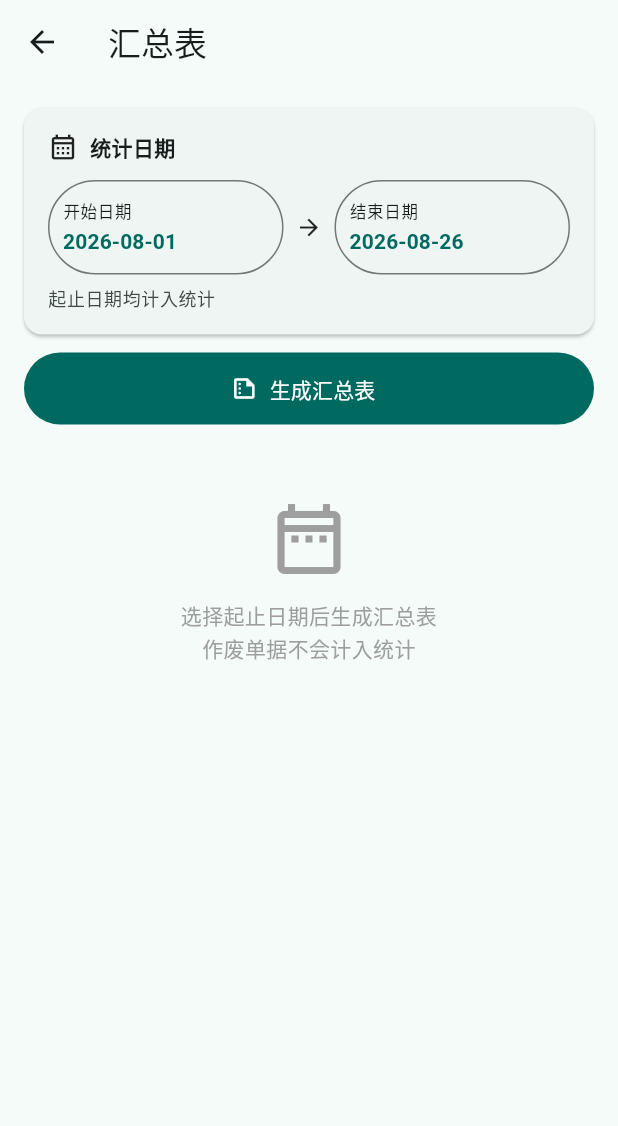
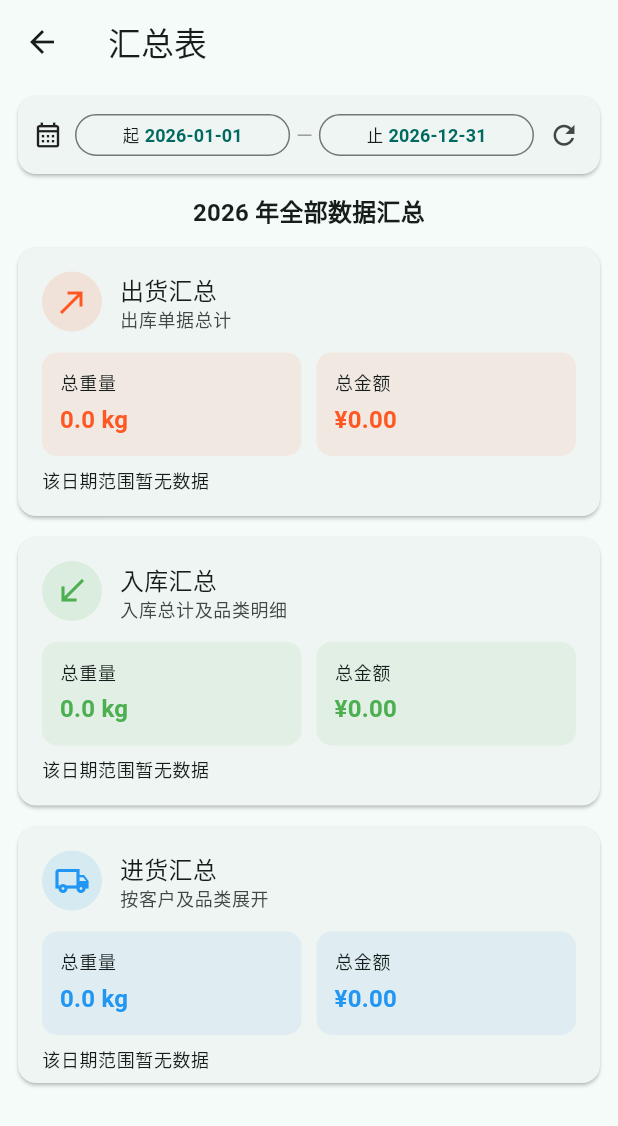
Before and after one commit to BEelzeBub5656/CCTT, a Flutter app: the screen it shows after launch, item 2 of the bottom bar chosen, on a phone screen of 412 x 824 dp. Shown: the top 1126 px of the screen. Run offline on Flutter 3.47's test engine with Material 3 defaults, Android fonts, the phone set to English and light mode, and no system bars; our stand-ins replace camera, file_picker, image_picker, open_file, package_info_plus, permission_handler and 3 more; missing offline and left inert: mqtt_client; accounts and stored records are empty; network calls fail.

Commit message:
feat: show current-year summary by default

```diff
--- a/lib/pages/summary_page.dart
+++ b/lib/pages/summary_page.dart
@@ -26,8 +26,11 @@ class _SummaryPageState extends State<SummaryPage> {
   void initState() {
     super.initState();
     final now = DateTime.now();
-    _startDate = DateTime(now.year, now.month);
-    _endDate = DateTime(now.year, now.month, now.day);
+    _startDate = DateTime(now.year, 1, 1);
+    _endDate = DateTime(now.year, 12, 31);
+    WidgetsBinding.instance.addPostFrameCallback((_) {
+      if (mounted) _generateReport();
+    });
   }
 
   Future<void> _pickDate({required bool isStart}) async {
@@ -50,6 +53,7 @@ class _SummaryPageState extends State<SummaryPage> {
       _report = null;
       _errorMessage = null;
     });
+    await _generateReport();
   }
 
   Future<void> _generateReport() async {
@@ -84,13 +88,13 @@ class _SummaryPageState extends State<SummaryPage> {
       if (!mounted) return;
       final now = DateTime.now();
       setState(() {
-        _startDate = DateTime(now.year, now.month);
-        _endDate = DateTime(now.year, now.month, now.day);
+        _startDate = DateTime(now.year, 1, 1);
+        _endDate = DateTime(now.year, 12, 31);
       });
       await _generateReport();
       if (!mounted) return;
       ScaffoldMessenger.of(context).showSnackBar(
-        SnackBar(content: Text('已写入 $count 张测试单据，并重新生成本月汇总')),
+        SnackBar(content: Text('已写入 $count 张测试单据，并重新生成本年度汇总')),
       );
     } catch (error) {
       if (!mounted) return;
@@ -128,28 +132,13 @@ class _SummaryPageState extends State<SummaryPage> {
       appBar: AppBar(title: const Text('汇总表')),
       body: SafeArea(
         child: ListView(
-          padding: const EdgeInsets.fromLTRB(16, 16, 16, 32),
+          padding: const EdgeInsets.fromLTRB(12, 8, 12, 28),
           children: [
             _buildDateRangeCard(),
             if (kDebugMode) ...[
               const SizedBox(height: 12),
               _buildDebugDataCard(),
             ],
-            const SizedBox(height: 12),
-            FilledButton.icon(
-              onPressed: _isGenerating ? null : _generateReport,
-              icon: _isGenerating
-                  ? const SizedBox(
-                      width: 18,
-                      height: 18,
-                      child: CircularProgressIndicator(strokeWidth: 2),
-                    )
-                  : const Icon(Icons.summarize_outlined),
-              label: Text(_isGenerating ? '正在生成...' : '生成汇总表'),
-              style: FilledButton.styleFrom(
-                minimumSize: const Size.fromHeight(48),
-              ),
-            ),
             if (_errorMessage != null) ...[
               const SizedBox(height: 12),
               Text(
@@ -157,19 +146,12 @@ class _SummaryPageState extends State<SummaryPage> {
                 style: TextStyle(color: Theme.of(context).colorScheme.error),
               ),
             ],
-            if (_report == null && !_isGenerating && _errorMessage == null) ...[
-              const SizedBox(height: 48),
-              const Icon(Icons.date_range_outlined,
-                  size: 56, color: Colors.grey),
-              const SizedBox(height: 12),
-              const Text(
-                '选择起止日期后生成汇总表\n作废单据不会计入统计',
-                textAlign: TextAlign.center,
-                style: TextStyle(color: Colors.grey, height: 1.6),
-              ),
+            if (_report == null && _isGenerating) ...[
+              const SizedBox(height: 56),
+              const Center(child: CircularProgressIndicator()),
             ],
             if (_report != null) ...[
-              const SizedBox(height: 20),
+              const SizedBox(height: 12),
               _buildReport(_report!),
             ],
           ],
@@ -236,46 +218,43 @@ class _SummaryPageState extends State<SummaryPage> {
     return Card(
       margin: EdgeInsets.zero,
       child: Padding(
-        padding: const EdgeInsets.all(16),
-        child: Column(
-          crossAxisAlignment: CrossAxisAlignment.start,
+        padding: const EdgeInsets.fromLTRB(10, 6, 4, 6),
+        child: Row(
           children: [
-            const Row(
-              children: [
-                Icon(Icons.calendar_month_outlined, size: 20),
-                SizedBox(width: 8),
-                Text('统计日期', style: TextStyle(fontWeight: FontWeight.bold)),
-              ],
+            const Tooltip(
+              message: '统计日期（作废单据不计入）',
+              child: Icon(Icons.calendar_month_outlined, size: 20),
             ),
-            const SizedBox(height: 12),
-            Row(
-              children: [
+            const SizedBox(width: 8),
             Expanded(
               child: _buildDateButton(
-                    label: '开始日期',
+                label: '起',
                 date: _startDate,
                 onPressed: () => _pickDate(isStart: true),
               ),
             ),
             const Padding(
-                  padding: EdgeInsets.symmetric(horizontal: 8),
-                  child: Icon(Icons.arrow_forward, size: 18),
+              padding: EdgeInsets.symmetric(horizontal: 4),
+              child: Text('—', style: TextStyle(color: Colors.grey)),
             ),
             Expanded(
               child: _buildDateButton(
-                    label: '结束日期',
+                label: '止',
                 date: _endDate,
                 onPressed: () => _pickDate(isStart: false),
               ),
             ),
-              ],
-            ),
-            const SizedBox(height: 8),
-            Text(
-              '起止日期均计入统计',
-              style: Theme.of(context).textTheme.bodySmall?.copyWith(
-                    color: Theme.of(context).colorScheme.onSurfaceVariant,
-                  ),
+            IconButton(
+              tooltip: '刷新汇总',
+              visualDensity: VisualDensity.compact,
+              onPressed: _isGenerating ? null : _generateReport,
+              icon: _isGenerating
+                  ? const SizedBox(
+                      width: 18,
+                      height: 18,
+                      child: CircularProgressIndicator(strokeWidth: 2),
+                    )
+                  : const Icon(Icons.refresh, size: 21),
             ),
           ],
         ),
@@ -291,17 +270,25 @@ class _SummaryPageState extends State<SummaryPage> {
     return OutlinedButton(
       onPressed: onPressed,
       style: OutlinedButton.styleFrom(
-        padding: const EdgeInsets.symmetric(horizontal: 10, vertical: 12),
-        alignment: Alignment.centerLeft,
+        padding: const EdgeInsets.symmetric(horizontal: 7, vertical: 7),
+        minimumSize: const Size(0, 36),
+        visualDensity: VisualDensity.compact,
       ),
-      child: Column(
-        crossAxisAlignment: CrossAxisAlignment.start,
+      child: Row(
+        mainAxisAlignment: MainAxisAlignment.center,
         children: [
-          Text(label, style: Theme.of(context).textTheme.labelSmall),
-          const SizedBox(height: 3),
-          Text(
+          Text('$label ', style: Theme.of(context).textTheme.labelSmall),
+          Flexible(
+            child: FittedBox(
+              fit: BoxFit.scaleDown,
+              child: Text(
                 _dateText(date),
-            style: const TextStyle(fontWeight: FontWeight.w600),
+                style: const TextStyle(
+                  fontSize: 12,
+                  fontWeight: FontWeight.w600,
+                ),
+              ),
+            ),
           ),
         ],
       ),
@@ -313,9 +300,13 @@ class _SummaryPageState extends State<SummaryPage> {
       crossAxisAlignment: CrossAxisAlignment.stretch,
       children: [
         Text(
-          '${_dateText(report.startDate)} 至 ${_dateText(report.endDate)}',
+          _isFullYear(report)
+              ? '${report.startDate.year} 年全部数据汇总'
+              : '${_dateText(report.startDate)} 至 ${_dateText(report.endDate)}',
           textAlign: TextAlign.center,
-          style: Theme.of(context).textTheme.titleSmall,
+          style: Theme.of(context).textTheme.titleMedium?.copyWith(
+                fontWeight: FontWeight.w600,
+              ),
         ),
         const SizedBox(height: 12),
         _buildSummarySection(
@@ -339,6 +330,13 @@ class _SummaryPageState extends State<SummaryPage> {
       ],
     );
   }
+
+  bool _isFullYear(SummaryReport report) =>
+      report.startDate.month == 1 &&
+      report.startDate.day == 1 &&
+      report.endDate.year == report.startDate.year &&
+      report.endDate.month == 12 &&
+      report.endDate.day == 31;
 
   Widget _buildSummarySection({
     required String title,
```
Lines whose indentation alone changed are shown as unchanged.
